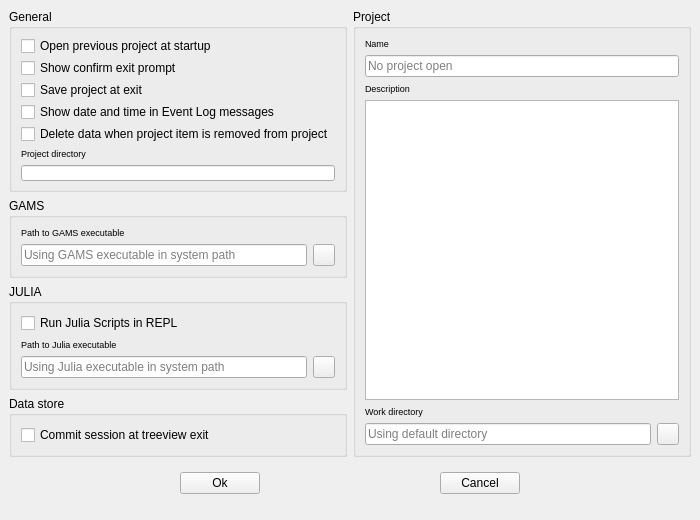
Above: spinetoolbox/ui/settings.ui from spine-tools/Spine-Toolbox before the change. Below: the same form after it.
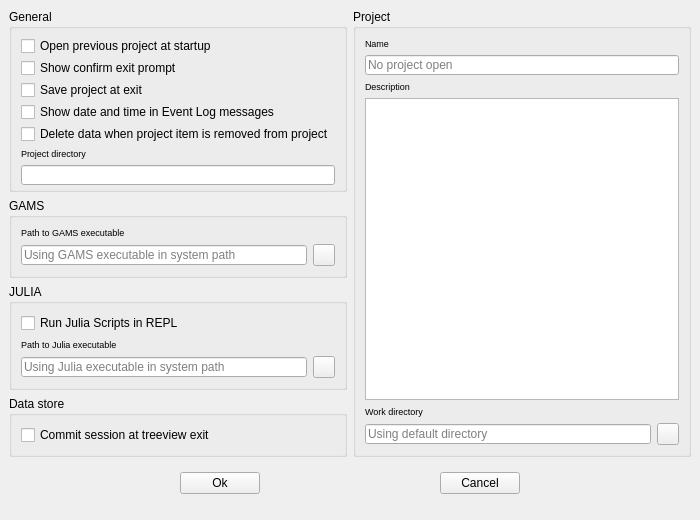
That is the form after the change.

Commit message: Attempt to fix Issue #232 (Settings looks bad on GTK).

```diff
--- a/spinetoolbox/ui/settings.ui
+++ b/spinetoolbox/ui/settings.ui
@@ -190,6 +190,18 @@
           </item>
           <item>
            <widget class="QLineEdit" name="lineEdit_project_dir">
+            <property name="minimumSize">
+             <size>
+              <width>0</width>
+              <height>20</height>
+             </size>
+            </property>
+            <property name="maximumSize">
+             <size>
+              <width>16777215</width>
+              <height>20</height>
+             </size>
+            </property>
             <property name="focusPolicy">
              <enum>Qt::NoFocus</enum>
             </property>
@@ -234,6 +246,18 @@
           </item>
           <item row="2" column="0">
            <widget class="QLineEdit" name="lineEdit_gams_path">
+            <property name="minimumSize">
+             <size>
+              <width>0</width>
+              <height>20</height>
+             </size>
+            </property>
+            <property name="maximumSize">
+             <size>
+              <width>16777215</width>
+              <height>20</height>
+             </size>
+            </property>
             <property name="toolTip">
              <string>&lt;html&gt;&lt;head/&gt;&lt;body&gt;&lt;p&gt;Path to directory where GAMS and GAMSIDE executables are found&lt;/p&gt;&lt;/body&gt;&lt;/html&gt;</string>
             </property>
@@ -279,6 +303,18 @@
           </item>
           <item row="3" column="0">
            <widget class="QLineEdit" name="lineEdit_julia_path">
+            <property name="minimumSize">
+             <size>
+              <width>0</width>
+              <height>20</height>
+             </size>
+            </property>
+            <property name="maximumSize">
+             <size>
+              <width>16777215</width>
+              <height>20</height>
+             </size>
+            </property>
             <property name="toolTip">
              <string>&lt;html&gt;&lt;head/&gt;&lt;body&gt;&lt;p&gt;Path where julia executable is found&lt;/p&gt;&lt;/body&gt;&lt;/html&gt;</string>
             </property>
@@ -379,6 +415,18 @@
           </item>
           <item>
            <widget class="QLineEdit" name="lineEdit_project_name">
+            <property name="minimumSize">
+             <size>
+              <width>0</width>
+              <height>20</height>
+             </size>
+            </property>
+            <property name="maximumSize">
+             <size>
+              <width>16777215</width>
+              <height>20</height>
+             </size>
+            </property>
             <property name="cursor">
              <cursorShape>ArrowCursor</cursorShape>
             </property>
@@ -462,6 +510,18 @@
            <layout class="QHBoxLayout" name="horizontalLayout_3">
             <item>
              <widget class="QLineEdit" name="lineEdit_work_dir">
+              <property name="minimumSize">
+               <size>
+                <width>0</width>
+                <height>20</height>
+               </size>
+              </property>
+              <property name="maximumSize">
+               <size>
+                <width>16777215</width>
+                <height>20</height>
+               </size>
+              </property>
               <property name="toolTip">
                <string>&lt;html&gt;&lt;head/&gt;&lt;body&gt;&lt;p&gt;Work directory location. Leave this empty to use default (\work).&lt;/p&gt;&lt;/body&gt;&lt;/html&gt;</string>
               </property>
```
The commit also changes 7 other files.
